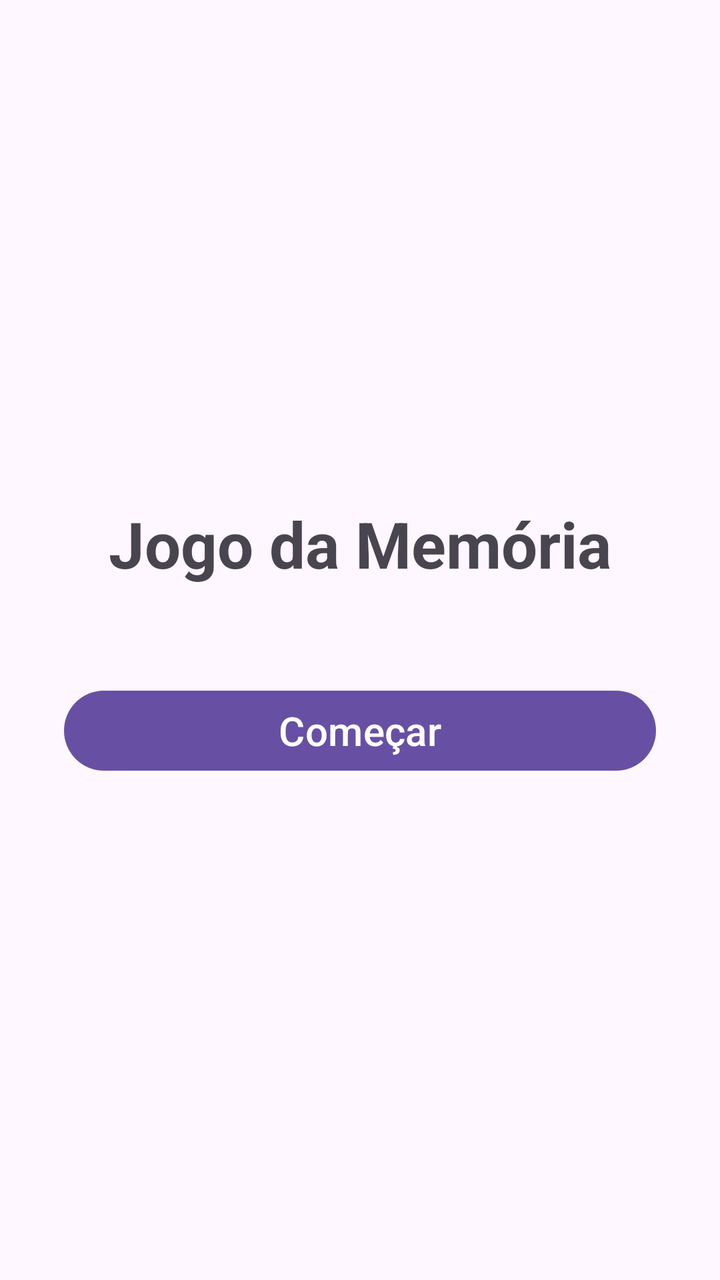
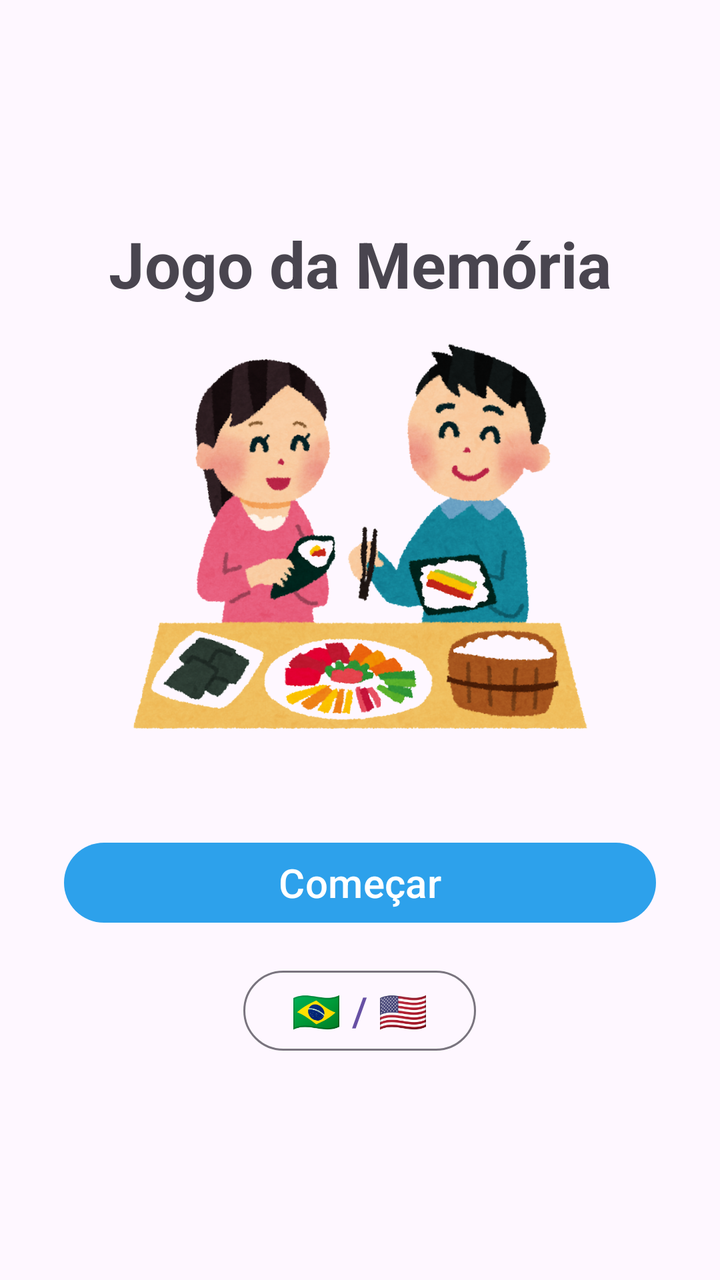

An Android layout rendered at two revisions. The XML below is the earlier revision; the diff shows what the commit changed to produce the second picture.
<!-- AndroidManifest.xml: application theme Theme.JogoDaMemoria -->
<!-- res/layout/activity_main.xml -->
<?xml version="1.0" encoding="utf-8"?>
<LinearLayout xmlns:android="http://schemas.android.com/apk/res/android"
    android:layout_width="match_parent"
    android:layout_height="match_parent"
    android:gravity="center"
    android:orientation="vertical"
    android:padding="32dp">

    <TextView
        android:layout_width="wrap_content"
        android:layout_height="wrap_content"
        android:text="@string/title_main"
        android:textSize="32sp"
        android:textStyle="bold"
        android:layout_marginBottom="48dp" />

    <Button
        android:id="@+id/btnStart"
        android:layout_width="match_parent"
        android:layout_height="wrap_content"
        android:text="@string/btn_start"
        android:textSize="20sp" />

</LinearLayout>
<!-- resources referenced by this layout -->
<resources>
  <string name="btn_start">Começar</string>
  <string name="title_main">Jogo da Memória</string>
  <style name="Theme.JogoDaMemoria" parent="Base.Theme.JogoDaMemoria" />
  <style name="Base.Theme.JogoDaMemoria" parent="Theme.Material3.DayNight.NoActionBar">
          
          
      </style>
</resources>

<!-- the commit's change to res/layout/activity_main.xml (unified diff, before → after) -->
@@ -1,5 +1,6 @@
 <?xml version="1.0" encoding="utf-8"?>
 <LinearLayout xmlns:android="http://schemas.android.com/apk/res/android"
+    xmlns:app="http://schemas.android.com/apk/res-auto"
     android:layout_width="match_parent"
     android:layout_height="match_parent"
     android:gravity="center"
@@ -12,6 +13,13 @@
         android:text="@string/title_main"
         android:textSize="32sp"
         android:textStyle="bold"
+        android:layout_marginBottom="16dp" />
+
+    <ImageView
+        android:layout_width="match_parent"
+        android:layout_height="200dp"
+        android:src="@drawable/casal_sushi"
+        android:scaleType="fitCenter"
         android:layout_marginBottom="48dp" />
 
     <Button
@@ -19,6 +27,16 @@
         android:layout_width="match_parent"
         android:layout_height="wrap_content"
         android:text="@string/btn_start"
+        app:backgroundTint="#2da1eb"
+        android:layout_marginBottom="16dp"
         android:textSize="20sp" />
 
+    <Button
+        android:id="@+id/btnLanguage"
+        android:layout_width="wrap_content"
+        android:layout_height="wrap_content"
+        android:text="🇧🇷 / 🇺🇸"
+        android:textSize="20sp"
+        style="?attr/materialButtonOutlinedStyle" />
+
 </LinearLayout>
<!-- resource entries referenced after the edit -->
@@ -1,5 +1,6 @@
 <!-- resources referenced by this layout -->
 <resources>
+  <!-- drawable casal_sushi: png bitmap (drawable, 588836 bytes) -->
   <string name="btn_start">Começar</string>
   <string name="title_main">Jogo da Memória</string>
   <style name="Theme.JogoDaMemoria" parent="Base.Theme.JogoDaMemoria" />
